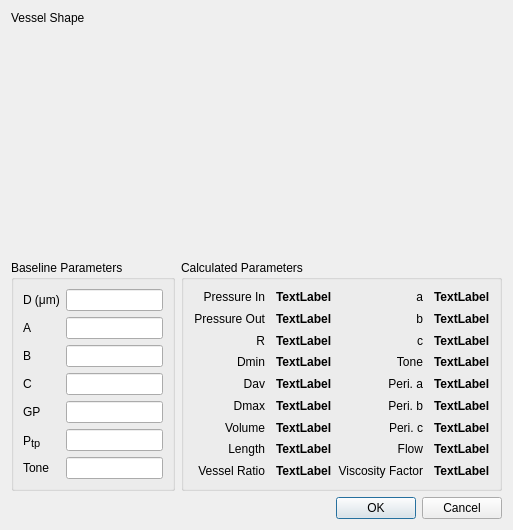
Above: src/vesseldlg.ui from AdamMajer/bshouty-lung-model before the change. Below: the same form after it.
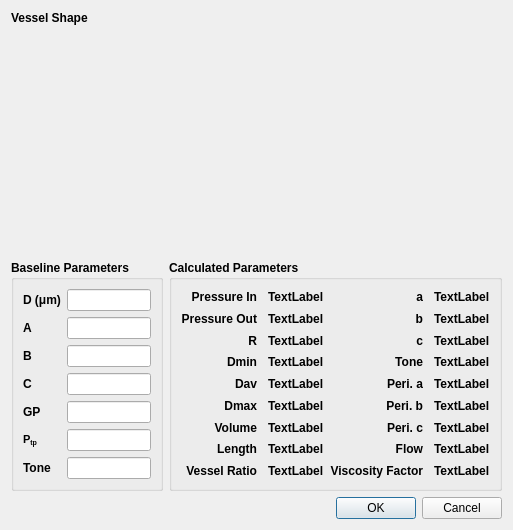
That is the form after the change. Custom widgets are drawn as their Qt base class.

Patch:
```diff
--- a/src/vesseldlg.ui
+++ b/src/vesseldlg.ui
@@ -16,6 +16,12 @@
   <layout class="QGridLayout" name="gridLayout_2">
    <item row="0" column="0" colspan="2">
     <widget class="QLabel" name="label_2">
+     <property name="font">
+      <font>
+       <weight>75</weight>
+       <bold>true</bold>
+      </font>
+     </property>
      <property name="text">
       <string>Vessel Shape</string>
      </property>
@@ -33,6 +39,12 @@
    </item>
    <item row="2" column="0">
     <widget class="QGroupBox" name="groupBox">
+     <property name="font">
+      <font>
+       <weight>75</weight>
+       <bold>true</bold>
+      </font>
+     </property>
      <property name="title">
       <string>Baseline Parameters</string>
      </property>
@@ -42,6 +54,12 @@
       </property>
       <item row="0" column="0">
        <widget class="QLabel" name="label">
+        <property name="font">
+         <font>
+          <weight>75</weight>
+          <bold>true</bold>
+         </font>
+        </property>
         <property name="text">
          <string>D (μm)</string>
         </property>
@@ -92,12 +110,18 @@
       </item>
       <item row="5" column="0">
        <widget class="QLabel" name="label_10">
+        <property name="font">
+         <font>
+          <weight>75</weight>
+          <bold>true</bold>
+         </font>
+        </property>
         <property name="text">
          <string>&lt;!DOCTYPE HTML PUBLIC &quot;-//W3C//DTD HTML 4.0//EN&quot; &quot;http://www.w3.org/TR/REC-html40/strict.dtd&quot;&gt;
 &lt;html&gt;&lt;head&gt;&lt;meta name=&quot;qrichtext&quot; content=&quot;1&quot; /&gt;&lt;style type=&quot;text/css&quot;&gt;
 p, li { white-space: pre-wrap; }
-&lt;/style&gt;&lt;/head&gt;&lt;body style=&quot; font-family:'Sans Serif'; font-size:9pt; font-weight:400; font-style:normal;&quot;&gt;
-&lt;p style=&quot; margin-top:0px; margin-bottom:0px; margin-left:0px; margin-right:0px; -qt-block-indent:0; text-indent:0px;&quot;&gt;P&lt;span style=&quot; font-size:12pt; vertical-align:sub;&quot;&gt;tp&lt;/span&gt;&lt;/p&gt;&lt;/body&gt;&lt;/html&gt;</string>
+&lt;/style&gt;&lt;/head&gt;&lt;body style=&quot; font-family:'MS Shell Dlg 2'; font-size:8pt; font-weight:600; font-style:normal;&quot;&gt;
+&lt;p style=&quot; margin-top:0px; margin-bottom:0px; margin-left:0px; margin-right:0px; -qt-block-indent:0; text-indent:0px;&quot;&gt;&lt;span style=&quot; font-family:'Sans Serif';&quot;&gt;P&lt;/span&gt;&lt;span style=&quot; font-family:'Sans Serif'; vertical-align:sub;&quot;&gt;tp&lt;/span&gt;&lt;/p&gt;&lt;/body&gt;&lt;/html&gt;</string>
         </property>
        </widget>
       </item>
@@ -129,6 +153,12 @@
    </item>
    <item row="2" column="1">
     <widget class="QGroupBox" name="groupBox_2">
+     <property name="font">
+      <font>
+       <weight>75</weight>
+       <bold>true</bold>
+      </font>
+     </property>
      <property name="title">
       <string>Calculated Parameters</string>
      </property>
```
